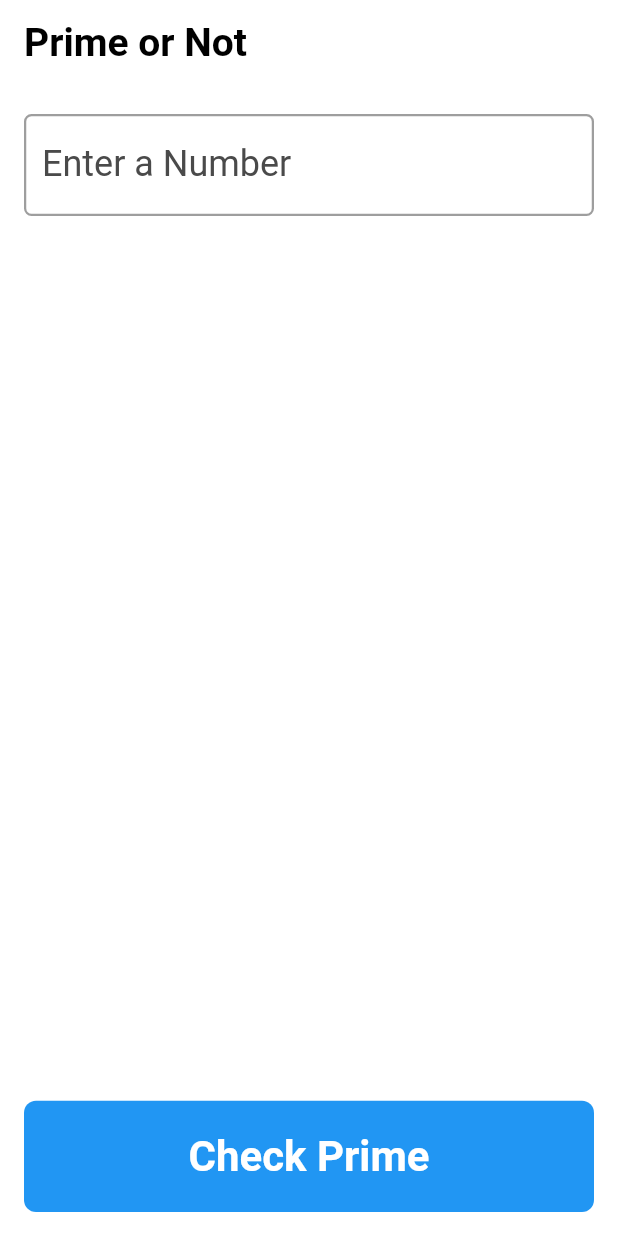
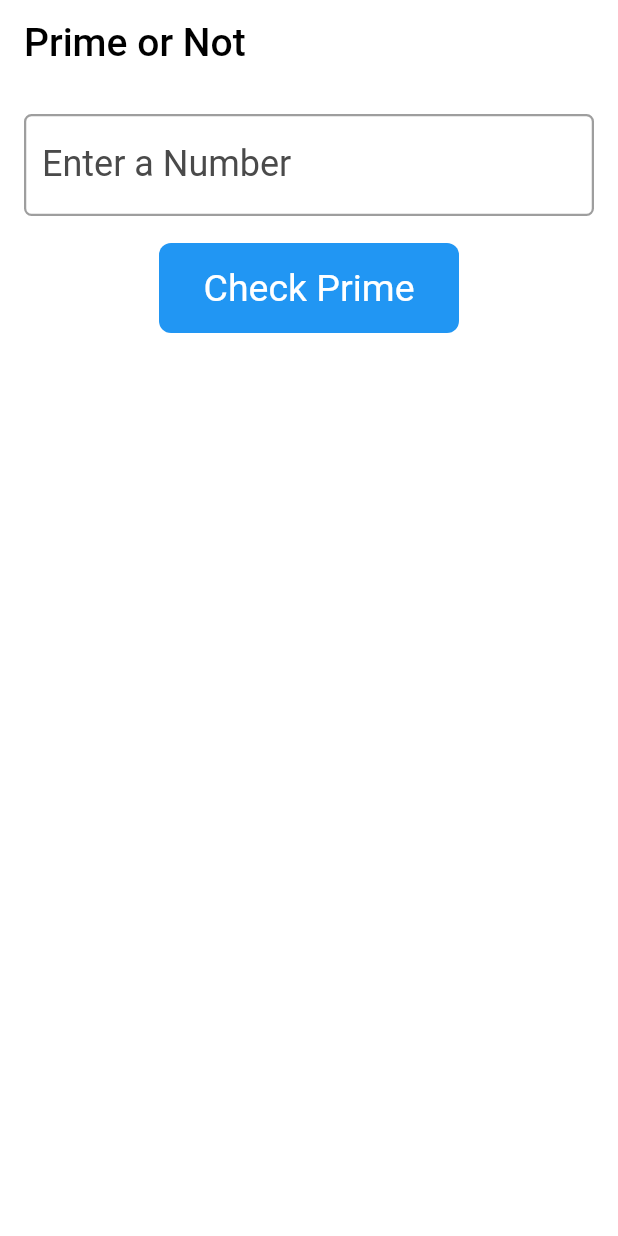
Before and after one commit to arjunannamalai/primeornot, a Flutter app: the screen it shows after launch, after a tap on "Check Prime", on a phone screen of 412 x 824 dp. Run offline on Flutter 3.47's test engine with Material 2 defaults, Android fonts, the phone set to English and light mode, and no system bars.

Commit message:
package name

```diff
--- a/lib/homepage.dart
+++ b/lib/homepage.dart
@@ -31,9 +31,6 @@ class _HomePageState extends State<HomePage> {
       }
       return true;
     }
-
-    print("prime");
-    print(num);
   }
 
   List<int> factors(int n) {
@@ -49,18 +46,25 @@ class _HomePageState extends State<HomePage> {
   Widget build(BuildContext context) {
     double width = MediaQuery.of(context).size.width;
     return Scaffold(
+      resizeToAvoidBottomInset: false,
       backgroundColor: Colors.white,
       appBar: AppBar(
         title: const Text(
           "Prime or Not",
           style: TextStyle(
-              color: Colors.black, fontWeight: FontWeight.w600, fontSize: 26),
+            color: Colors.black,
+            //fontWeight: //fontWeight.bold,
+            fontSize: 26,
+          ),
         ),
         centerTitle: false,
         elevation: 0,
         backgroundColor: Colors.white,
       ),
-      body: SafeArea(
+      body: SingleChildScrollView(
+        physics: BouncingScrollPhysics(),
+        child: SafeArea(
+          bottom: false,
           child: Padding(
             padding: const EdgeInsets.all(16.0),
             child: Column(
@@ -79,66 +83,138 @@ class _HomePageState extends State<HomePage> {
                         decoration: InputDecoration(
                           labelText: "Enter a Number",
                           labelStyle: TextStyle(
-                            fontWeight: FontWeight.w400,
+                              //fontWeight: //fontWeight.w400,
                               color: hintcolor,
                               fontSize: 24),
                           focusedBorder: OutlineInputBorder(
                             borderRadius: BorderRadius.circular(5),
-                          borderSide:
-                              const BorderSide(width: 1.5, color: Colors.grey),
+                            borderSide: const BorderSide(
+                                width: 1.5, color: Colors.grey),
                           ),
                           enabledBorder: OutlineInputBorder(
                             borderRadius: BorderRadius.circular(5),
-                          borderSide:
-                              const BorderSide(width: 1.5, color: Colors.grey),
+                            borderSide: const BorderSide(
+                                width: 1.5, color: Colors.grey),
+                          ),
+                        ),
+                      ),
+                    ),
+                    InkWell(
+                      onTap: () {
+                        int num = int.parse(textEditingController.text);
+                        if (num < 1 || num > 1000000000000) {
+                          setState(() {
+                            str =
+                                "Please use positive non-zero integers less than 10,000,000,000,000";
+                            str1 =
+                                "(13 digits max and no commas for thousand separators)";
+                          });
+                        } else {
+                          setState(
+                            () {
+                              result = [];
+                              str1 =
+                                  " Factors of ${textEditingController.text}:";
+                              //int num = int.parse(textEditingController.text);
+                              if (num == 1) {
+                                result = [1];
+                                str = "1 is neither prime nor composite number";
+                              } else if (prime(num)) {
+                                str =
+                                    "${textEditingController.text} is prime number";
+                                factors(num);
+                              } else {
+                                str =
+                                    "${textEditingController.text} is a composite number";
+                                factors(num);
+                              }
+                            },
+                          );
+                        }
+                      },
+                      child: Center(
+                        child: Container(
+                          width: 200,
+                          height: 60,
+                          decoration: BoxDecoration(
+                            borderRadius: BorderRadius.circular(8),
+                            color: Colors.blue,
+                          ),
+                          child: const Center(
+                            child: Text(
+                              "Check Prime",
+                              style: TextStyle(
+                                color: Colors.white,
+                                fontSize: 25,
+                                //fontWeight: //fontWeight.w600,
+                              ),
+                            ),
                           ),
                         ),
                       ),
                     ),
                     Center(
+                      child: Padding(
+                        padding: const EdgeInsets.all(12.0),
                         child: Text(
                           str,
                           style: TextStyle(
                             color: Colors.black,
                             fontSize: 24,
-                          fontWeight: FontWeight.w500),
+                            //fontWeight: //fontWeight.w500,
                           ),
                         ),
-                  SizedBox(
-                    height: 12,
+                      ),
                     ),
                     Text(
                       str1,
                       style: TextStyle(
                         color: Colors.black,
                         fontSize: 24,
-                        fontWeight: FontWeight.w500),
+                        //fontWeight: //fontWeight.w500,
+                      ),
                     ),
                     Padding(
                       padding: const EdgeInsets.only(top: 18.0, bottom: 18),
-                    child: Container(
+                      child: SizedBox(
                         width: width,
                         height: width - 20,
 
-                      // child: Wrap(
-                      //   spacing: 6.0,
-                      //   runSpacing: 6.0,
-                      //   children:
-                      //       List<Widget>.generate(result.length, (int index) {
-                      //     return Chip(
-                      //       label: Text(result[index].toString()),
+                        child: SingleChildScrollView(
+                          //keyboardDismissBehavior: ScrollViewKeyboardDismissBehavior.onDrag,
+                          child: Wrap(
+                            alignment: WrapAlignment.start,
+                            spacing: 14.0,
+                            runSpacing: 10.0,
+                            children: List<Widget>.generate(result.length,
+                                (int index) {
+                              return Chip(
+                                backgroundColor: Colors.white,
+                                label: Text(
+                                  result[index].toString(),
+                                  style: TextStyle(
+                                      color: Colors.black, fontSize: 18),
+                                ),
+                              );
+                            }),
+                          ),
+                        ),
+                        // child: ListView.builder(
+                        //   itemCount: result.length,
+                        //   itemBuilder: (BuildContext context, int index) {
+                        //     return Container(
+                        //       height: 50,
+                        //       child: Center(
+                        //           child: Text(
+                        //         '${result[index]}',
+                        //         style: TextStyle(
+                        //           color: Colors.black,
+                        //           fontSize: 24,
+                        //         ),
+                        //       )),
                         //     );
-                      //   }),
-                      //),
-                      child: ListView.builder(
-                        itemCount: result.length,
-                        itemBuilder: (BuildContext context, int index) {
-                          return Container(
-                            height: 50,
-                            child: Center(child: Text('${result[index]}')),
-                          );
-                        },
-                      ),
+                        //   },
+                        // ),
                         // child: GridView.count(
                         //   crossAxisCount: 5,
                         //   children: List.generate(result.length, (index) {
@@ -155,44 +231,8 @@ class _HomePageState extends State<HomePage> {
                     ),
                   ],
                 ),
-              InkWell(
-                onTap: () {
-                  setState(() {
-                    result = [];
-                    str1 = " Factors of ${textEditingController.text}:";
-                    int num = int.parse(textEditingController.text);
-                    if (num == 1) {
-                      result = [1];
-                      str = "1 is neither prime nor composite number";
-                    } else if (prime(num)) {
-                      str = "${textEditingController.text} is prime number";
-                      factors(num);
-                    } else {
-                      str =
-                          "${textEditingController.text} is a composite number";
-                      factors(num);
-                    }
-                  });
-                },
-                child: Container(
-                  width: width - 10,
-                  height: width * 0.18,
-                  decoration: BoxDecoration(
-                    borderRadius: BorderRadius.circular(8),
-                    color: Colors.blue,
+              ],
             ),
-                  child: const Center(
-                    child: Text(
-                      "Check Prime",
-                      style: TextStyle(
-                          color: Colors.white,
-                          fontSize: 28,
-                          fontWeight: FontWeight.w600),
-                    ),
-                  ),
-                ),
-              ),
-            ],
           ),
         ),
       ),
--- a/lib/main.dart
+++ b/lib/main.dart
@@ -10,7 +10,7 @@ class MyApp extends StatelessWidget {
 
   @override
   Widget build(BuildContext context) {
-    return MaterialApp(
+    return const MaterialApp(
       debugShowCheckedModeBanner: false,
       home: HomePage(),
     );
```
Also changed, not shown: 6 other files. Lines whose indentation alone changed are shown as unchanged.
